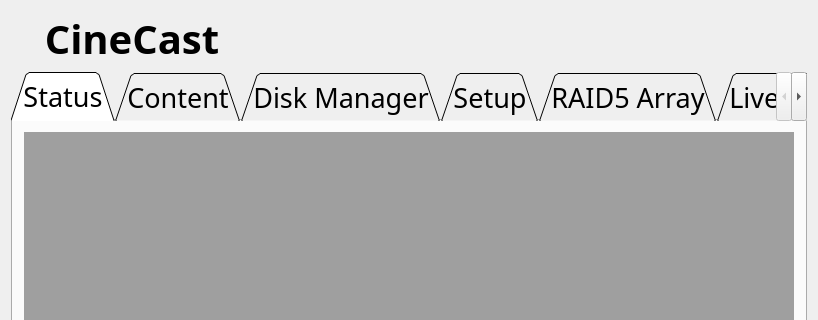
Old version of the form src/UI/CineCastUi/CineCastUi/cinecastui.ui in the repository killerlife/CineCast; both pictures show x 0 to 818 and y 0 to 320 of the 818 by 572 pixel window.
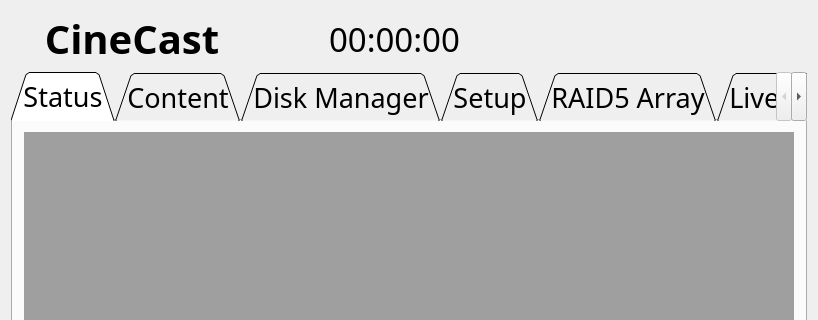
New version of the form. The open tabs and pages were chosen to show the change. Icons and pictures are not drawn.

```diff
--- a/src/UI/CineCastUi/CineCastUi/cinecastui.ui
+++ b/src/UI/CineCastUi/CineCastUi/cinecastui.ui
@@ -43,6 +43,65 @@
        </property>
       </widget>
      </item>
+     <item>
+      <spacer name="horizontalSpacer" >
+       <property name="orientation" >
+        <enum>Qt::Horizontal</enum>
+       </property>
+       <property name="sizeHint" stdset="0" >
+        <size>
+         <width>40</width>
+         <height>20</height>
+        </size>
+       </property>
+      </spacer>
+     </item>
+     <item>
+      <widget class="QLabel" name="label_time" >
+       <property name="font" >
+        <font>
+         <family>Book Antiqua</family>
+         <pointsize>25</pointsize>
+         <weight>50</weight>
+         <italic>false</italic>
+         <bold>false</bold>
+         <underline>false</underline>
+         <strikeout>false</strikeout>
+        </font>
+       </property>
+       <property name="text" >
+        <string>00:00:00</string>
+       </property>
+      </widget>
+     </item>
+     <item>
+      <spacer name="horizontalSpacer_3" >
+       <property name="orientation" >
+        <enum>Qt::Horizontal</enum>
+       </property>
+       <property name="sizeHint" stdset="0" >
+        <size>
+         <width>40</width>
+         <height>20</height>
+        </size>
+       </property>
+      </spacer>
+     </item>
+     <item>
+      <widget class="QLabel" name="label_Version" >
+       <property name="font" >
+        <font>
+         <family>Book Antiqua</family>
+         <pointsize>20</pointsize>
+         <weight>50</weight>
+         <italic>false</italic>
+         <bold>false</bold>
+         <underline>false</underline>
+         <strikeout>false</strikeout>
+        </font>
+       </property>
+      </widget>
+     </item>
      <item>
       <spacer name="horizontalSpacer_2" >
        <property name="orientation" >
```
Left out of the diff: 4 changed lines with no effect on the pictures.
